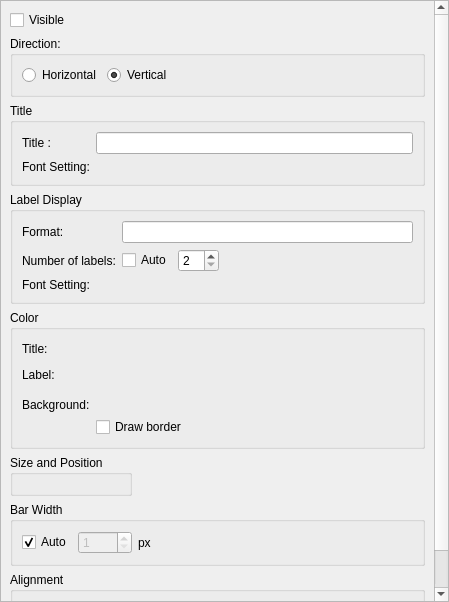
First picture: the form in libs/guicore/scalarstocolors/colormaplegendsettingeditwidget.ui, repository i-RIC/prepost-gui, before the edit.
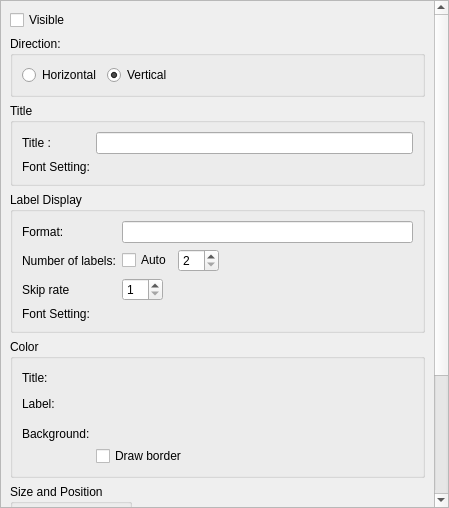
Second picture: the form after the edit. Custom widgets are drawn as their Qt base class.

Commit message: Improvement: skipRate added to ColorMapLegendSettingContainer #1157

Diff of the .ui file:
```diff
--- a/libs/guicore/scalarstocolors/colormaplegendsettingeditwidget.ui
+++ b/libs/guicore/scalarstocolors/colormaplegendsettingeditwidget.ui
@@ -7,7 +7,7 @@
     <x>0</x>
     <y>0</y>
     <width>449</width>
-    <height>602</height>
+    <height>508</height>
    </rect>
   </property>
   <property name="windowTitle">
@@ -36,8 +36,8 @@
        <rect>
         <x>0</x>
         <y>0</y>
-        <width>447</width>
-        <height>600</height>
+        <width>430</width>
+        <height>612</height>
        </rect>
       </property>
       <layout class="QVBoxLayout" name="verticalLayout_5" stretch="0,0,0,0,0,0,0,0,1">
@@ -175,13 +175,44 @@
            </layout>
           </item>
           <item row="2" column="0">
-           <widget class="QLabel" name="labelFontLabel">
+           <widget class="QLabel" name="skipRateLabel">
             <property name="text">
-             <string>Font Setting:</string>
+             <string>Skip rate</string>
             </property>
            </widget>
           </item>
           <item row="2" column="1">
+           <layout class="QHBoxLayout" name="horizontalLayout_9">
+            <item>
+             <widget class="QSpinBox" name="labelSkipRateSpinBox">
+              <property name="minimum">
+               <number>1</number>
+              </property>
+             </widget>
+            </item>
+            <item>
+             <spacer name="horizontalSpacer_9">
+              <property name="orientation">
+               <enum>Qt::Horizontal</enum>
+              </property>
+              <property name="sizeHint" stdset="0">
+               <size>
+                <width>40</width>
+                <height>0</height>
+               </size>
+              </property>
+             </spacer>
+            </item>
+           </layout>
+          </item>
+          <item row="3" column="0">
+           <widget class="QLabel" name="labelFontLabel">
+            <property name="text">
+             <string>Font Setting:</string>
+            </property>
+           </widget>
+          </item>
+          <item row="3" column="1">
            <widget class="QFontEditWidget" name="labelFontWidget" native="true"/>
           </item>
          </layout>
```
Left out of the diff: 2 changed lines with no effect on the pictures. The commit also changes 6 other files.
